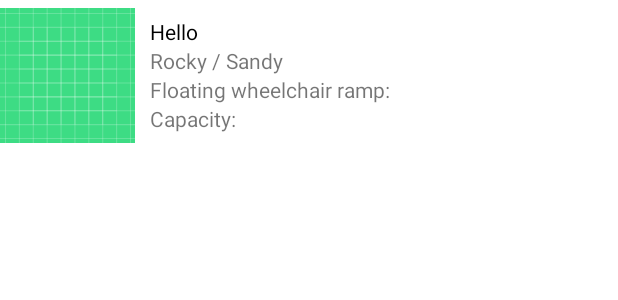
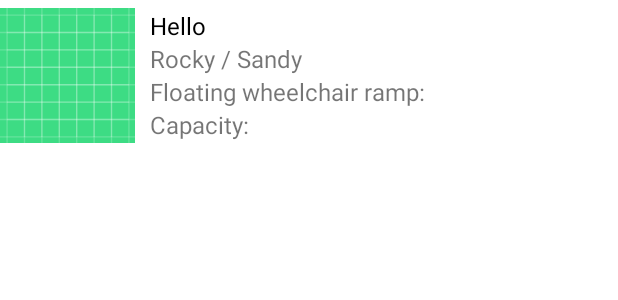
Before and after one commit to codemandias/bluenoserApp, an Android app: the layout beachitem.xml on its own in the app's theme, with its tools: preview values and no code run, on a phone screen of 412 x 824 dp. Shown: the top 300 px of the screen. Run offline under Robolectric (Android 15) with nearby library versions, the phone set to English and light mode, and no system bars; Roboto replaces fonts that are not available here.

Commit message:
Added onclick functionality through beach list adapter
Clicking on beach list item will navigate to beach landing page

Passed through intent is the beachName and is being printed in console.

```diff
--- a/app/src/main/AndroidManifest.xml
+++ b/app/src/main/AndroidManifest.xml
@@ -26,6 +26,9 @@
             android:name=".Login"
             android:exported="true" />
         <activity
+            android:name=".beachLanding"
+            android:exported="true" />
+        <activity
             android:name=".MainActivity"
             android:exported="true">
             <intent-filter>
--- a/app/src/main/res/layout/beachitem.xml
+++ b/app/src/main/res/layout/beachitem.xml
@@ -20,15 +20,15 @@
 
          <ImageView
              android:id="@+id/BeachImage"
-             android:layout_width="100dp"
-             android:layout_height="100dp"
-             android:scaleType="fitXY"
+             android:layout_width="125dp"
+             android:layout_height="125dp"
              android:adjustViewBounds="true"
-             android:background="@drawable/ic_launcher_background" />
+             android:background="@drawable/ic_launcher_background"
+             android:scaleType="fitXY" />
      </LinearLayout>
 
     <LinearLayout
-         android:layout_width="wrap_content"
+        android:layout_width="290dp"
         android:layout_height="match_parent"
         android:layout_weight="1"
         android:gravity="center"
@@ -40,26 +40,30 @@
             android:layout_width="match_parent"
             android:layout_height="wrap_content"
             android:text="Hello"
-             android:textColor="#000" />
+            android:textColor="#000"
+            android:textSize="16sp" />
 
 
         <TextView
             android:id="@+id/BeachDescription"
             android:layout_width="match_parent"
             android:layout_height="wrap_content"
-             android:text="Rocky / Sandy" />
+            android:text="Rocky / Sandy"
+            android:textSize="16sp" />
 
         <TextView
             android:id="@+id/BeachRating"
             android:layout_width="match_parent"
             android:layout_height="wrap_content"
-             android:text="Floating wheelchair ramp: " />
+            android:text="Floating wheelchair ramp: "
+            android:textSize="16sp" />
 
         <TextView
             android:id="@+id/BeachCapacity"
             android:layout_width="match_parent"
             android:layout_height="wrap_content"
-             android:text="Capacity: " />
+            android:text="Capacity: "
+            android:textSize="16sp" />
     </LinearLayout>
 
 </LinearLayout>
```
Also changed, not shown: app/src/main/java/com/example/beachbluenoser/MasterBeachListAdapter.java (+5 -5 lines), app/src/main/java/com/example/beachbluenoser/beachLanding.java (+43 -1 lines). Lines whose indentation alone changed are shown as unchanged.
